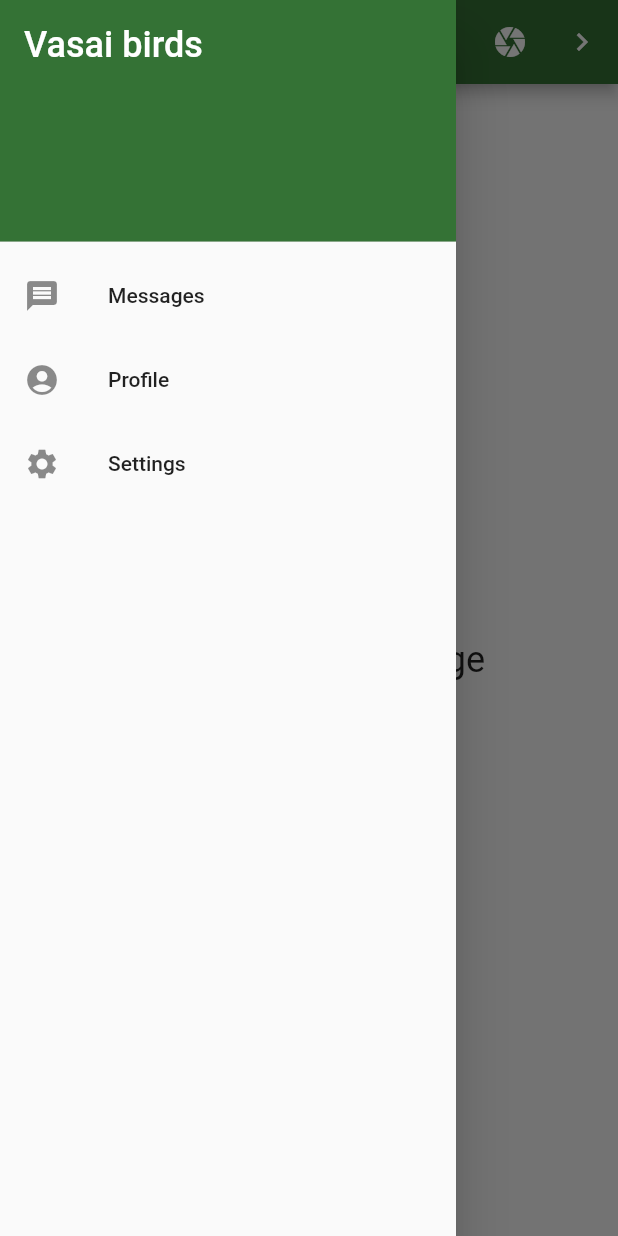
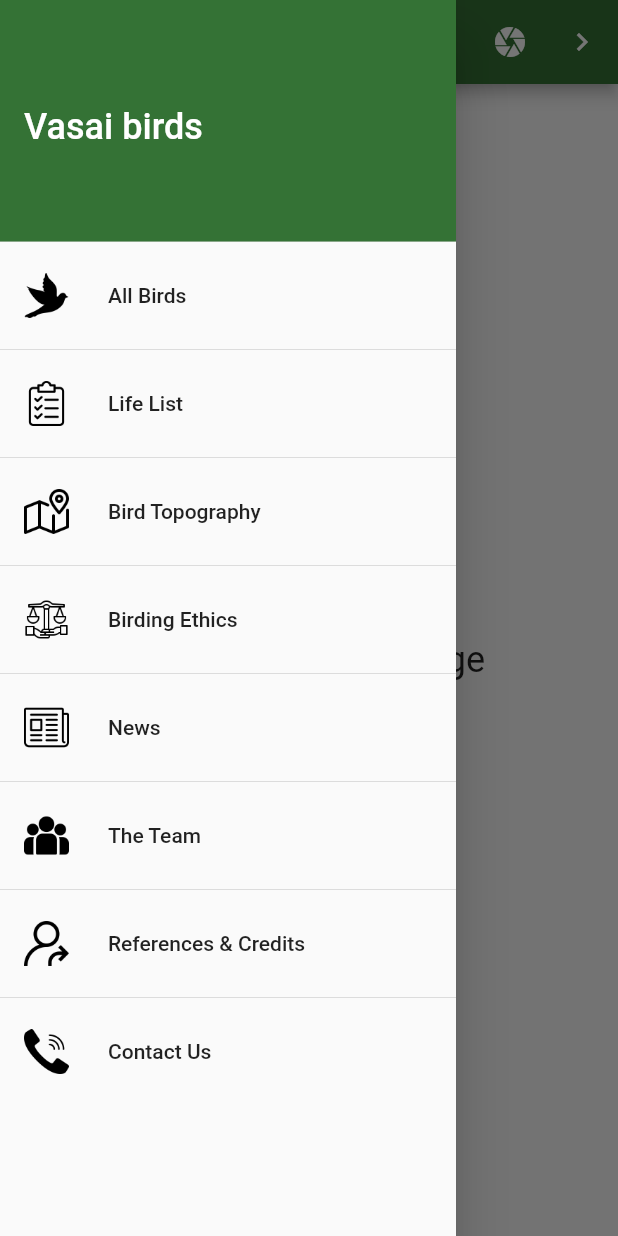
Before and after one commit to Welborn007/FlutterDemo, a Flutter app: the screen it shows after launch, with the side drawer open, on a phone screen of 412 x 824 dp. Run offline on Flutter 3.47's test engine with Material 2 defaults, Android fonts, the phone set to English and light mode, and no system bars.

Commit message:
Design drawer layout

```diff
--- a/lib/home.dart
+++ b/lib/home.dart
@@ -64,28 +64,82 @@ class MyStatelessWidget extends StatelessWidget {
       drawer: Drawer(
         child: ListView(
           padding: EdgeInsets.zero,
-          children: const <Widget>[
+          children: <Widget>[
             DrawerHeader(
-              decoration: BoxDecoration(color: const Color(0xFF347235)),
-              child: Text(
-                'Vasai birds',
-                style: TextStyle(
-                  color: Colors.white,
-                  fontSize: 24,
+              child: Container(
+                alignment: Alignment.centerLeft,
+                child: Text(
+                  'Vasai birds',
+                  style: TextStyle(
+                    color: Colors.white,
+                    fontSize: 24,
+                  ),
                 ),
               ),
+              decoration: BoxDecoration(color: const Color(0xFF347235)),
             ),
             ListTile(
-              leading: Icon(Icons.message),
-              title: Text('Messages'),
+              leading: SizedBox(
+                  height: 30.0,
+                  width: 30.0, // fixed width and height
+                  child: Image.asset("images/dove.png")),
+              title: Text('All Birds'),
             ),
+            Divider(),
             ListTile(
-              leading: Icon(Icons.account_circle),
-              title: Text('Profile'),
+              leading: SizedBox(
+                  height: 30.0,
+                  width: 30.0, // fixed width and height
+                  child: Image.asset("images/clipboard.png")),
+              title: Text('Life List'),
             ),
+            Divider(),
             ListTile(
-              leading: Icon(Icons.settings),
-              title: Text('Settings'),
+              leading: SizedBox(
+                  height: 30.0,
+                  width: 30.0, // fixed width and height
+                  child: Image.asset("images/map.png")),
+              title: Text('Bird Topography'),
+            ),
+            Divider(),
+            ListTile(
+              leading: SizedBox(
+                  height: 30.0,
+                  width: 30.0, // fixed width and height
+                  child: Image.asset("images/balance-scale.png")),
+              title: Text('Birding Ethics'),
+            ),
+            Divider(),
+            ListTile(
+              leading: SizedBox(
+                  height: 30.0,
+                  width: 30.0, // fixed width and height
+                  child: Image.asset("images/newspaper-folded.png")),
+              title: Text('News'),
+            ),
+            Divider(),
+            ListTile(
+              leading: SizedBox(
+                  height: 30.0,
+                  width: 30.0, // fixed width and height
+                  child: Image.asset("images/group.png")),
+              title: Text('The Team'),
+            ),
+            Divider(),
+            ListTile(
+              leading: SizedBox(
+                  height: 30.0,
+                  width: 30.0, // fixed width and height
+                  child: Image.asset("images/refer.png")),
+              title: Text('References & Credits'),
+            ),
+            Divider(),
+            ListTile(
+              leading: SizedBox(
+                  height: 30.0,
+                  width: 30.0, // fixed width and height
+                  child: Image.asset("images/call.png")),
+              title: Text('Contact Us'),
             ),
           ],
         ),
```
Also changed, not shown: pubspec.yaml (+8 -0 lines), images/balance-scale.png (added), images/call.png (added), images/clipboard.png (added), images/dove.png (added), images/group.png (added), images/map.png (added), images/newspaper-folded.png (added), images/refer.png (added).
